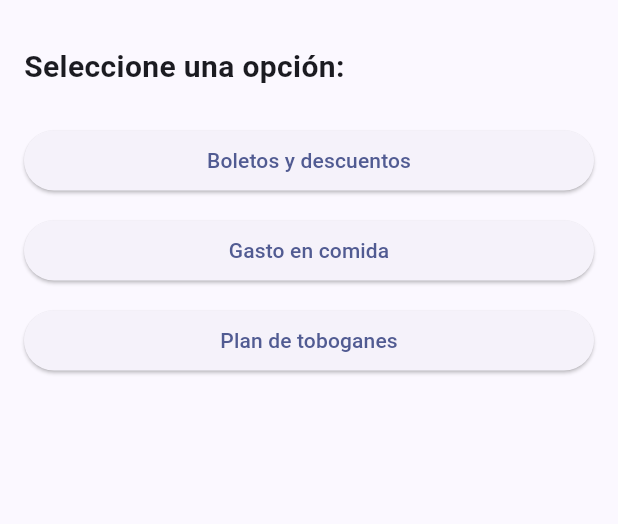
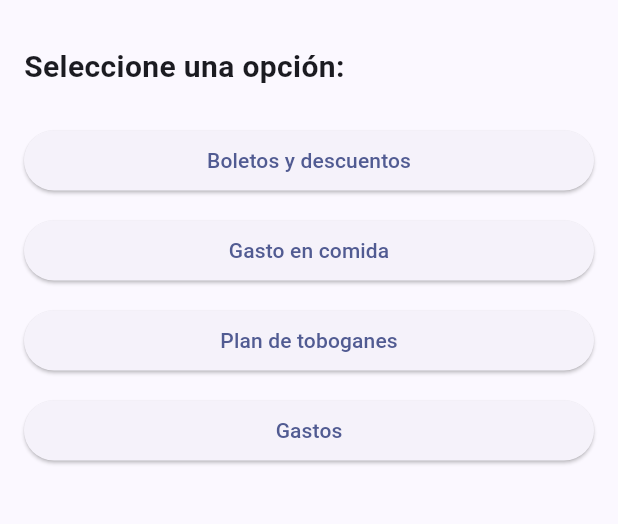
Before and after one commit to josue10dv/flutter-test, a Flutter app: the screen it shows after launch, on a phone screen of 412 x 824 dp, the part 63-587 px from its top. Run offline on Flutter 3.47's test engine with Material 3 defaults, Android fonts, the phone set to English and light mode, and no system bars; our stand-ins replace go_router.

Commit message:
fix | Boton en el home

```diff
--- a/aqua_skinny_park/lib/pages/home_page.dart
+++ b/aqua_skinny_park/lib/pages/home_page.dart
@@ -35,6 +35,12 @@ class HomePage extends StatelessWidget {
               onPressed: () => context.go('/slide'),
               child: const Text('Plan de toboganes'),
             ),
+            const SizedBox(height: 12),
+
+            ElevatedButton(
+              onPressed: () => context.go('/slide'),
+              child: const Text('Gastos'),
+            ),
           ],
         ),
       ),
```
